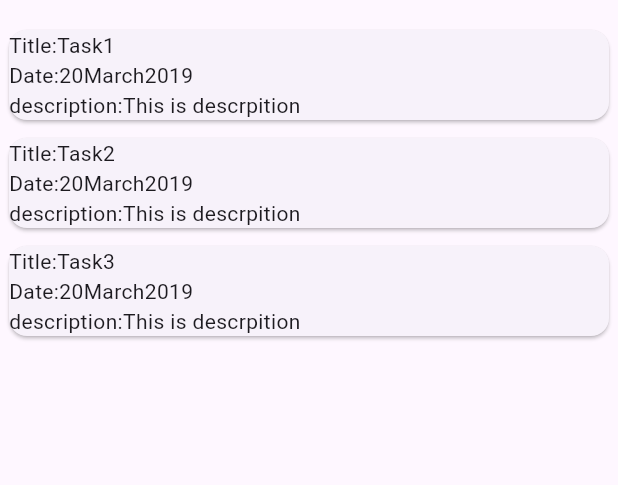
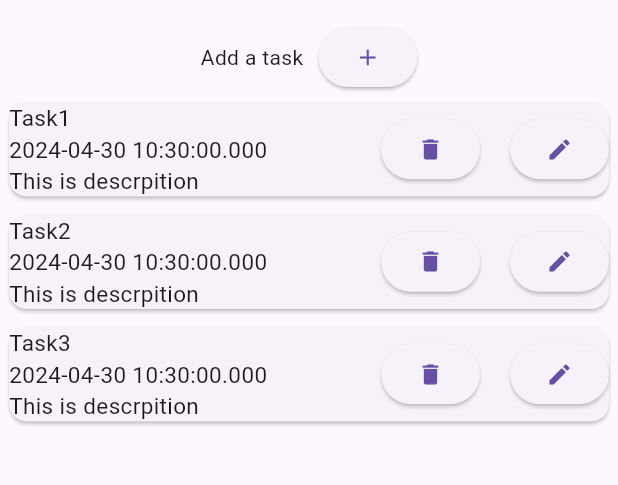
Before and after one commit to Dannysyed/TodoAppFlutter, a Flutter app: the screen it shows after launch, on a phone screen of 412 x 824 dp, the part 63-548 px from its top. Run offline on Flutter 3.47's test engine with Material 3 defaults, Android fonts, the phone set to English and light mode, and no system bars.

Commit message:
adding the add task button

```diff
--- a/lib/models/todolist.dart
+++ b/lib/models/todolist.dart
@@ -1,16 +1,36 @@
+import 'package:flutter/material.dart';
+import 'package:intl/intl.dart';
+import 'package:uuid/uuid.dart';
+
+const uuid = Uuid();
+
+final formatedDate = DateFormat.yMd();
+
+enum Category { food, leisure, work, travel }
+
+const categoryIcon = {
+  Category.food: Icons.lunch_dining,
+  Category.leisure: Icons.movie,
+  Category.travel: Icons.flight,
+  Category.work: Icons.work
+};
+
 class Todolists {
   Todolists(
       {required this.date,
-      required this.icon,
-      required this.id,
+      required this.category,
       required this.title,
       required this.description,
-      required this.status});
+      required this.status})
+      : id = uuid.v4();
 
   final String id;
   final String title;
-  final String date;
-  final String icon;
+  final DateTime date;
+  final Category category;
   final String description;
   final bool status;
+  String get formatedDateGetter {
+    return formatedDate.format(date);
+  }
 }
--- a/lib/widgets/todo.dart
+++ b/lib/widgets/todo.dart
@@ -1,4 +1,5 @@
 import 'package:flutter/material.dart';
+import 'package:todo/addtask.dart';
 import 'package:todo/models/todolist.dart';
 import 'package:todo/widgets/todoList/todolists.dart';
 
@@ -14,35 +15,50 @@ class Todo extends StatefulWidget {
 class _TodoState extends State<Todo> {
   final List<Todolists> tasks = [
     Todolists(
-        id: "1",
         title: "Task1",
-        date: "20March2019",
-        icon: "work",
+        date: DateTime.now(),
+        category: Category.work,
         description: "This is descrpition",
         status: true),
     Todolists(
-        id: "2",
         title: "Task2",
-        date: "20March2019",
-        icon: "work",
+        date: DateTime.now(),
+        category: Category.work,
         description: "This is descrpition",
         status: true),
     Todolists(
-        id: "3",
         title: "Task3",
-        date: "20March2019",
-        icon: "work",
+        date: DateTime.now(),
+        category: Category.work,
         description: "This is descrpition",
         status: true),
   ];
+
+  void getModalOverlay() {
+    showModalBottomSheet(context: context, builder: (ctx) => const Addtask());
+  }
+
   @override
   Widget build(BuildContext context) {
     return Scaffold(
         appBar: AppBar(
           title: const Text("Taskey"),
         ),
-        body: Todolist(
-          taskData: tasks,
+        body: Column(
+          children: [
+            Row(
+              mainAxisAlignment: MainAxisAlignment.center,
+              children: [
+                const Text("Add a task"),
+                const SizedBox(
+                  width: 10,
+                ),
+                ElevatedButton(
+                    onPressed: getModalOverlay, child: const Icon(Icons.add))
+              ],
+            ),
+            Todolist(taskData: tasks)
+          ],
         ));
   }
 }
--- a/lib/widgets/todoList/todoitemm.dart
+++ b/lib/widgets/todoList/todoitemm.dart
@@ -1,18 +1,19 @@
 import 'package:flutter/material.dart';
+import 'package:todo/models/todolist.dart';
 
 class TodoItem extends StatelessWidget {
   const TodoItem(
       {super.key,
       required this.title,
       required this.date,
-      required this.icon,
+      required this.category,
       required this.description,
       required this.status,
       required this.id});
   final String title;
-  final String date;
+  final DateTime date;
   final String description;
-  final String icon;
+  final Category category;
   final String id;
   final bool status;
   @override
@@ -21,17 +22,32 @@ class TodoItem extends StatelessWidget {
       padding: const EdgeInsets.all(2.0),
       child: Card(
         child: Column(
-          crossAxisAlignment: CrossAxisAlignment.start,
           children: [
             Row(
-              children: [const Text("Title:"), Text(title)],
-            ),
-            Row(
-              children: [const Text("Date:"), Text(date)],
-            ),
-            Row(
-              children: [const Text("description:"), Text(description)],
-            ),
+              mainAxisAlignment: MainAxisAlignment.spaceBetween,
+              children: [
+                Column(
+                  crossAxisAlignment: CrossAxisAlignment.start,
+                  children: [
+                    Text(
+                      title,
+                      style: const TextStyle(fontSize: 15),
+                    ),
+                    Text(date.toString(), style: const TextStyle(fontSize: 15)),
+                    Text(description, style: const TextStyle(fontSize: 15)),
+                  ],
+                ),
+                Row(
+                  children: [
+                    ElevatedButton(
+                        onPressed: () {}, child: const Icon(Icons.delete)),
+                    const SizedBox(width: 20),
+                    ElevatedButton(
+                        onPressed: () {}, child: const Icon(Icons.edit))
+                  ],
+                )
+              ],
+            )
           ],
         ),
       ),
--- a/lib/widgets/todoList/todolists.dart
+++ b/lib/widgets/todoList/todolists.dart
@@ -16,15 +16,18 @@ class Todolist extends StatefulWidget {
 class _TodolistState extends State<Todolist> {
   @override
   Widget build(BuildContext context) {
-    return ListView.builder(
+    return SizedBox(
+      height: 500,
+      child: ListView.builder(
         itemCount: widget.taskData.length,
         itemBuilder: (context, index) => TodoItem(
           id: widget.taskData[index].id,
           title: widget.taskData[index].title,
           description: widget.taskData[index].description,
-        icon: widget.taskData[index].icon,
+          category: widget.taskData[index].category,
           status: widget.taskData[index].status,
           date: widget.taskData[index].date,
+        ),
       ),
     );
   }
--- a/pubspec.yaml
+++ b/pubspec.yaml
@@ -35,6 +35,8 @@ dependencies:
   # The following adds the Cupertino Icons font to your application.
   # Use with the CupertinoIcons class for iOS style icons.
   cupertino_icons: ^1.0.6
+  uuid: ^4.3.3
+  intl: ^0.19.0
 
 dev_dependencies:
   flutter_test:
```
Also changed, not shown: lib/addtask.dart (added, +64 -0 lines), pubspec.lock. Lines whose indentation alone changed are shown as unchanged.
